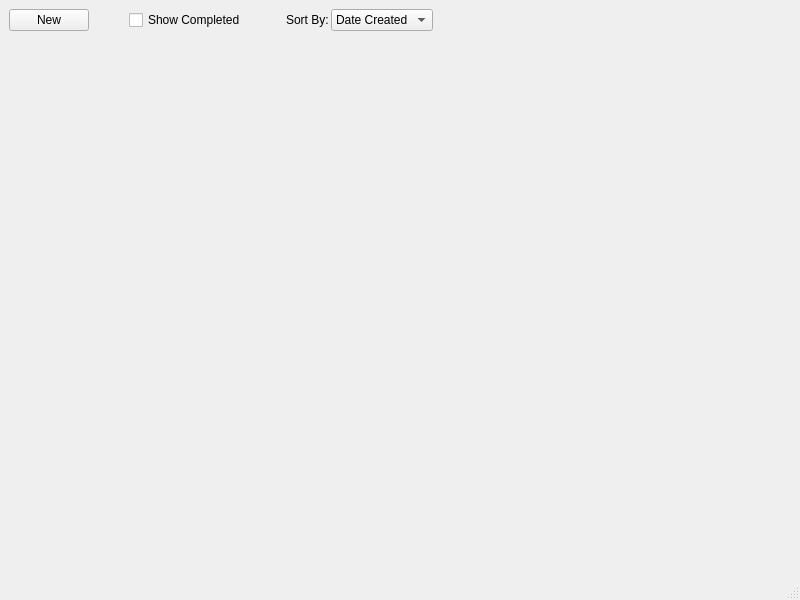
First picture: the form in mainwindow.ui, repository df-wilson/Todo-Qt, before the edit.
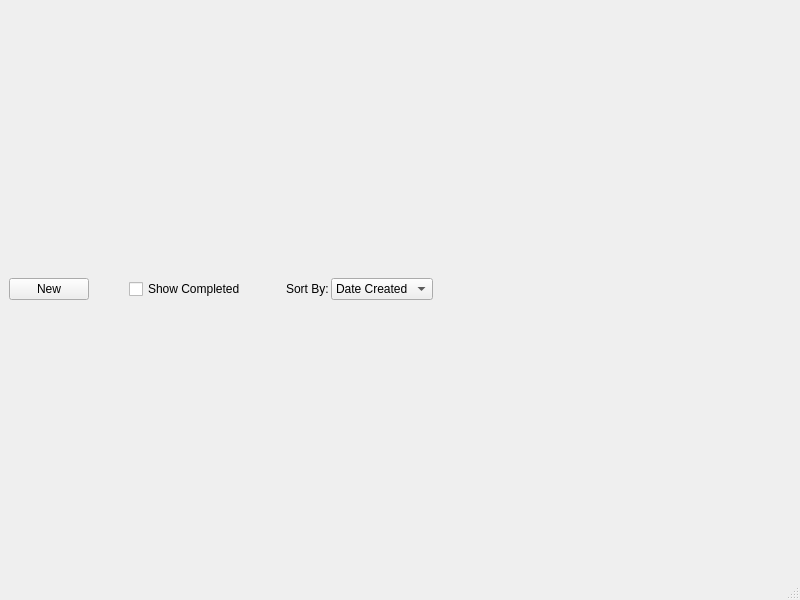
Second picture: the form after the edit.

Commit message: Ensure scroll area resizes when window resized.

The edit to the form file:
```diff
--- a/mainwindow.ui
+++ b/mainwindow.ui
@@ -107,19 +107,6 @@
         </property>
        </layout>
       </item>
-      <item>
-       <spacer name="verticalSpacer">
-        <property name="orientation">
-         <enum>Qt::Vertical</enum>
-        </property>
-        <property name="sizeHint" stdset="0">
-         <size>
-          <width>20</width>
-          <height>20</height>
-         </size>
-        </property>
-       </spacer>
-      </item>
      </layout>
     </item>
    </layout>
```
Left out of the diff: 2 changed lines with no effect on the pictures.
